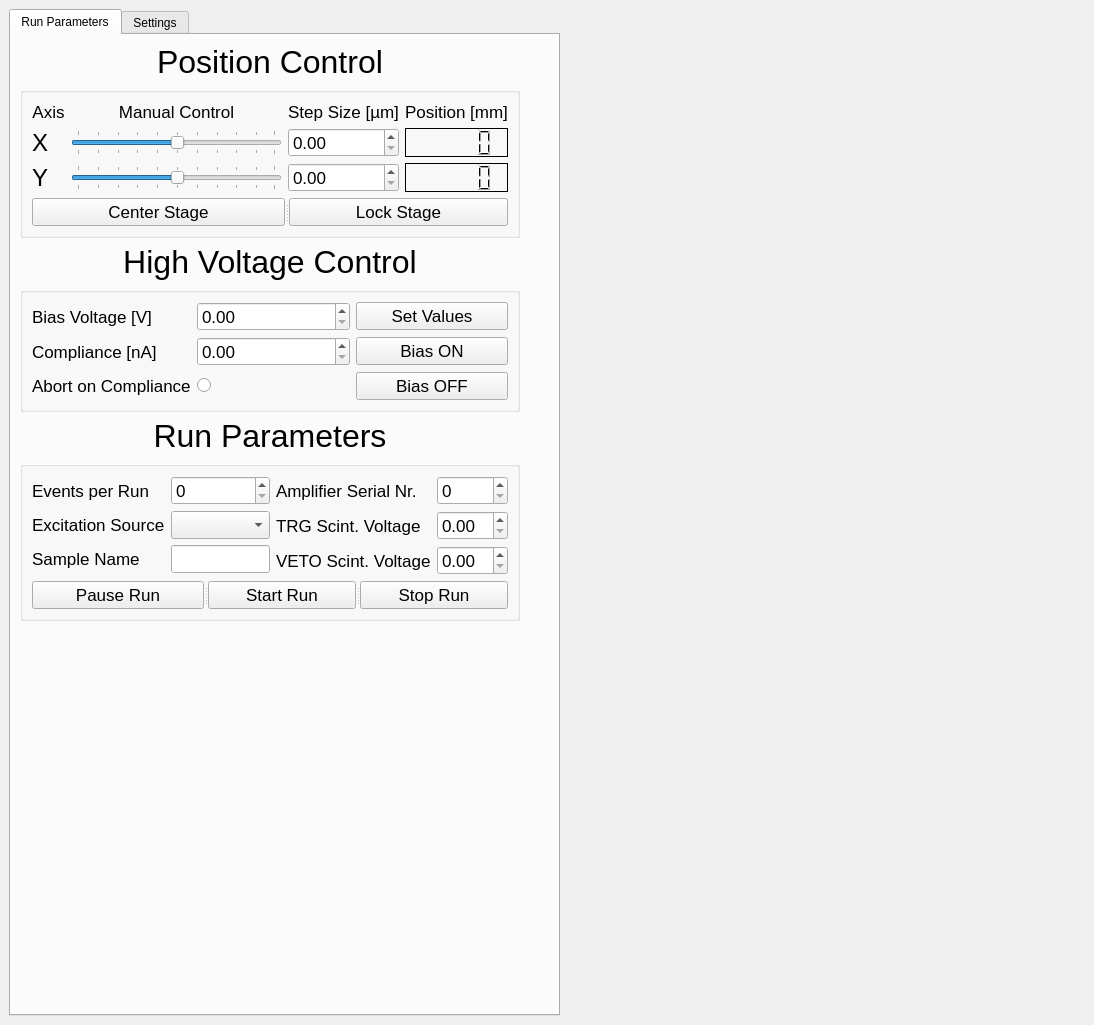
First picture: the form in gui.ui, repository ethz-aps/CCD_Setup_SW, before the edit.
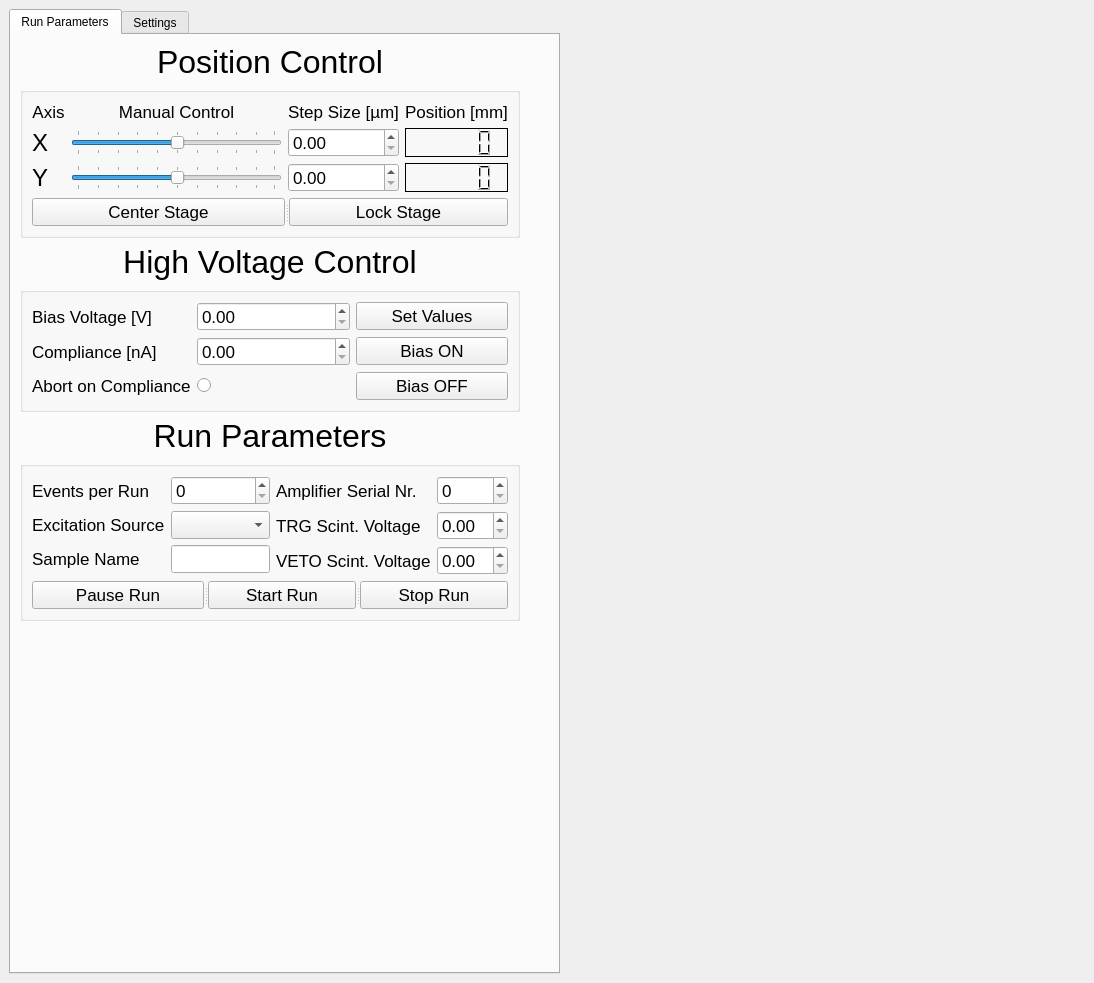
Second picture: the form after the edit. Custom widgets are drawn as their Qt base class.

Commit message: started adding logic to gui

What changed in the file:
```diff
--- a/gui.ui
+++ b/gui.ui
@@ -7,7 +7,7 @@
     <x>0</x>
     <y>0</y>
     <width>1094</width>
-    <height>1025</height>
+    <height>983</height>
    </rect>
   </property>
   <property name="windowTitle">
```
Left out of the diff: 7 changed lines with no effect on the pictures. The commit also changes 2 other files.
